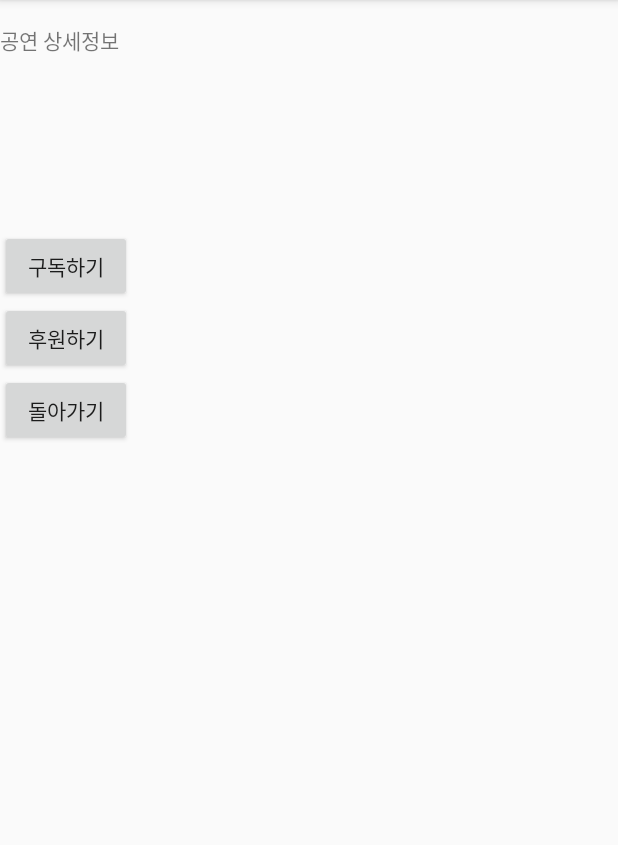
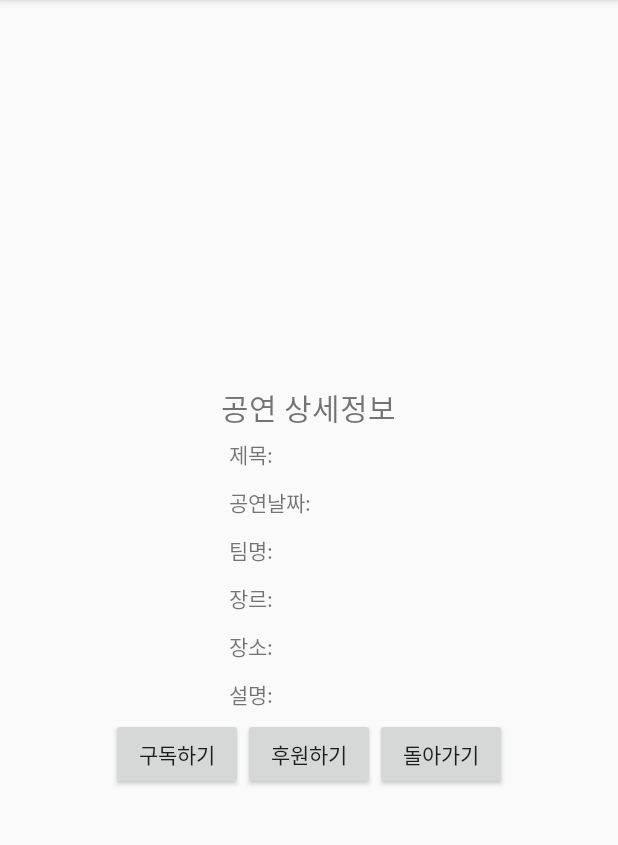
Before and after one commit to hooni24/Squarize_Mobile, an Android app: the DetailActivity screen opened directly, with no data from a screen before it, on a phone screen of 412 x 824 dp, the part 84-929 px from its top. Run offline under Robolectric (Android 15) with nearby library versions, the phone set to English and light mode, and no system bars; 7 statements that could not run were skipped.

Commit message:
현상
현상

```diff
--- a/p/app/src/main/AndroidManifest.xml
+++ b/p/app/src/main/AndroidManifest.xml
@@ -19,8 +19,7 @@
         android:icon="@mipmap/ic_launcher"
         android:label="@string/app_name"
         android:supportsRtl="true"
-        android:theme="@style/AppTheme"
-        android:name="android.support.multidex.MultiDexApplication">
+        android:theme="@style/AppTheme">
         <activity android:name=".MainActivity">
             <intent-filter>
                 <action android:name="android.intent.action.MAIN" />
--- a/p/app/src/main/java/org/scit/test/squarizemobile/BuskingActivity.java
+++ b/p/app/src/main/java/org/scit/test/squarizemobile/BuskingActivity.java
@@ -8,7 +8,6 @@ import android.os.Handler;
 import android.os.Message;
 import android.os.NetworkOnMainThreadException;
 import android.support.v4.app.FragmentActivity;
-import android.util.Log;
 import android.widget.Toast;
 
 import com.google.android.gms.maps.CameraUpdateFactory;
@@ -56,12 +55,11 @@ public class BuskingActivity extends FragmentActivity implements OnMapReadyCallb
                 .findFragmentById(R.id.map);
         mapFragment.getMapAsync(this);
 
-        String buskingURL = "http://203.233.199.20:8888/Squarize/toBuskingList.action?id="+id;
+        String buskingURL = "http://203.233.199.20:8888/Squarize/toBuskingList.action?id=" + id;
 
         mProgress = ProgressDialog.show(BuskingActivity.this, "Wait", "불러오는 중입니다...");
         BuskingActivity.DownThread thread = new BuskingActivity.DownThread(buskingURL);
         thread.start();
-        Log.v("순서", "2222");
     }
 
     @Override
@@ -75,7 +73,6 @@ public class BuskingActivity extends FragmentActivity implements OnMapReadyCallb
         /*// 클러스터 매니저 생성
         mClusterManager = new ClusterManager<>(this, googleMap);
         googleMap.setOnCameraChangeListener(mClusterManager);*/
-        Log.v("순서", "1111");
     }
 
     class DownThread extends Thread {
@@ -166,7 +163,6 @@ public class BuskingActivity extends FragmentActivity implements OnMapReadyCallb
     Handler mAfterDown = new Handler() {
         @Override
         public void handleMessage(Message msg) {
-            Log.v("순서", "3333");
             mProgress.dismiss();
 
             markerArray = new Marker[buskingArrayList.size()];
--- a/p/app/src/main/res/layout/activity_detail.xml
+++ b/p/app/src/main/res/layout/activity_detail.xml
@@ -1,69 +1,151 @@
 <?xml version="1.0" encoding="utf-8"?>
 <LinearLayout xmlns:android="http://schemas.android.com/apk/res/android"
-    android:orientation="vertical"
     xmlns:tools="http://schemas.android.com/tools"
     android:id="@+id/activity_detail"
     android:layout_width="match_parent"
     android:layout_height="match_parent"
+    android:gravity="center"
+    android:orientation="vertical"
     android:paddingTop="@dimen/activity_vertical_margin"
     tools:context="org.scit.test.squarizemobile.DetailActivity">
 
-
+    <LinearLayout
+        android:layout_width="wrap_content"
+        android:layout_height="wrap_content"
+        android:orientation="vertical">
 
         <TextView
             android:layout_width="wrap_content"
             android:layout_height="wrap_content"
-        android:text="공연 상세정보"/>
+            android:text="공연 상세정보"
+            android:textSize="20dp" />
+
+        <LinearLayout
+            android:layout_width="wrap_content"
+            android:layout_height="wrap_content"
+            android:layout_margin="5dp"
+            >
+
+            <TextView
+                android:layout_width="wrap_content"
+                android:layout_height="wrap_content"
+                android:text="제목: "
+
+                />
 
             <TextView
                 android:id="@+id/title"
                 android:layout_width="wrap_content"
                 android:layout_height="wrap_content"
-        android:text=""/>
+                android:text="" />
+        </LinearLayout>
+
+        <LinearLayout
+            android:layout_width="wrap_content"
+            android:layout_height="wrap_content"
+            android:layout_margin="5dp">
+
+            <TextView
+                android:layout_width="wrap_content"
+                android:layout_height="wrap_content"
+                android:text="공연날짜: " />
+
             <TextView
                 android:id="@+id/buskingdate"
                 android:layout_width="wrap_content"
                 android:layout_height="wrap_content"
-        android:text=""/>
+                android:text="" />
+        </LinearLayout>
+
+        <LinearLayout
+            android:layout_width="wrap_content"
+            android:layout_height="wrap_content"
+            android:layout_margin="5dp">
+
+            <TextView
+                android:layout_width="wrap_content"
+                android:layout_height="wrap_content"
+                android:text="팀명: " />
+
             <TextView
                 android:id="@+id/teamname"
                 android:layout_width="wrap_content"
                 android:layout_height="wrap_content"
-        android:text=""/>
+                android:text="" />
+        </LinearLayout>
+
+        <LinearLayout
+            android:layout_width="wrap_content"
+            android:layout_height="wrap_content"
+            android:layout_margin="5dp">
+
+            <TextView
+                android:layout_width="wrap_content"
+                android:layout_height="wrap_content"
+                android:text="장르: " />
+
             <TextView
                 android:id="@+id/genre"
                 android:layout_width="wrap_content"
                 android:layout_height="wrap_content"
-        android:text=""/>
+                android:text="" />
+        </LinearLayout>
+
+        <LinearLayout
+            android:layout_width="wrap_content"
+            android:layout_height="wrap_content"
+            android:layout_margin="5dp">
+
+            <TextView
+                android:layout_width="wrap_content"
+                android:layout_height="wrap_content"
+                android:text="장소: " />
+
             <TextView
                 android:id="@+id/location"
                 android:layout_width="wrap_content"
                 android:layout_height="wrap_content"
-        android:text=""/>
+                android:text="" />
+        </LinearLayout>
+
+        <LinearLayout
+            android:layout_width="wrap_content"
+            android:layout_height="wrap_content"
+            android:layout_margin="5dp">
+
+            <TextView
+                android:layout_width="wrap_content"
+                android:layout_height="wrap_content"
+                android:text="설명: " />
+
             <TextView
                 android:id="@+id/description"
                 android:layout_width="wrap_content"
                 android:layout_height="wrap_content"
-        android:text=""/>
+                android:text="" />
+        </LinearLayout>
+    </LinearLayout>
 
-
+    <LinearLayout
+        android:layout_width="wrap_content"
+        android:layout_height="wrap_content">
 
         <Button
             android:id="@+id/goodock"
             android:layout_width="wrap_content"
             android:layout_height="wrap_content"
-        android:onClick="goodock"/>
+            android:onClick="goodock" />
 
         <Button
             android:layout_width="wrap_content"
             android:layout_height="wrap_content"
-        android:text="후원하기"
-        android:onClick="hoowon"/>
+            android:onClick="hoowon"
+            android:text="후원하기" />
 
         <Button
             android:layout_width="wrap_content"
             android:layout_height="wrap_content"
-        android:text="돌아가기"
-        android:onClick="returnMap"/>
-
+            android:onClick="returnMap"
+            android:text="돌아가기" />
     </LinearLayout>
+</LinearLayout>
--- a/p/app/src/main/res/layout/activity_main.xml
+++ b/p/app/src/main/res/layout/activity_main.xml
@@ -7,13 +7,22 @@
     android:layout_height="match_parent"
     android:paddingBottom="@dimen/activity_vertical_margin"
     tools:context="org.scit.test.squarizemobile.MainActivity"
-    android:gravity="center">
-
+    android:gravity="center_horizontal"
+    >
 
     <LinearLayout
+        android:layout_width="wrap_content"
+        android:layout_height="300dp"
+        android:background="@drawable/main"
+        >
+    </LinearLayout>
+
+    <LinearLayout
+        android:layout_marginTop="40dp"
         android:orientation="vertical"
         android:layout_width="200dp"
-        android:layout_height="wrap_content">
+        android:layout_height="wrap_content"
+        >
 
         <EditText
             android:id="@+id/idInput"
```
Also changed, not shown: p/app/src/main/res/drawable/main.jpg (added). Lines whose indentation alone changed are shown as unchanged.
